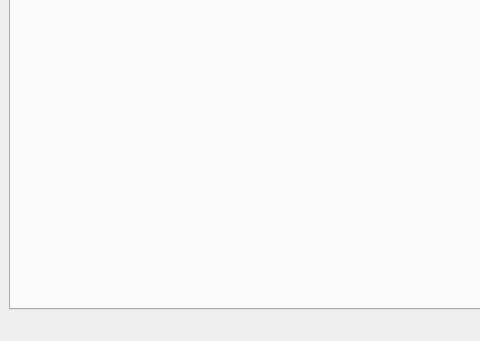
Before: the Qt Designer form iCyberSecurity-master/iCyberSecurity-master/iCyberSecurity/mainwindow.ui in shatfield4/iCyberSecurity, drawn with Qt 5; both pictures show x 0 to 480 and y 319 to 660 of the 916 by 660 pixel window.
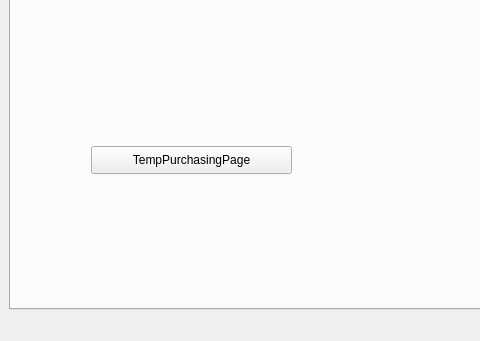
After: the same form once the commit is applied. The open tabs and pages were chosen to show the change.

Commit message:
update 1 for the purchasing page
update the buttons for ok and cancel and the help button

Patch:
```diff
--- a/iCyberSecurity-master/iCyberSecurity-master/iCyberSecurity/mainwindow.ui
+++ b/iCyberSecurity-master/iCyberSecurity-master/iCyberSecurity/mainwindow.ui
@@ -41,6 +41,19 @@
 &lt;p style=&quot; margin-top:0px; margin-bottom:0px; margin-left:0px; margin-right:0px; -qt-block-indent:0; text-indent:0px;&quot;&gt;&lt;span style=&quot; font-family:'MS Shell Dlg 2'; font-size:14pt;&quot;&gt;What is iCyberSecurity?&lt;br /&gt;iCyberSecurity is a global antivirus platform. With over 17 trillion users worldwide, we are the planet's LEADING antivirus experts. Our goal is to eliminate all viruses that can infect any type of system by using our state of the art cyberantibiotics. By ordering our products, we can guarantee the safety and privacy of your systems anytime, anywhere.&lt;/span&gt;&lt;/p&gt;&lt;/body&gt;&lt;/html&gt;</string>
         </property>
        </widget>
+       <widget class="QPushButton" name="pushButton">
+        <property name="geometry">
+         <rect>
+          <x>80</x>
+          <y>430</y>
+          <width>201</width>
+          <height>28</height>
+         </rect>
+        </property>
+        <property name="text">
+         <string>TempPurchasingPage</string>
+        </property>
+       </widget>
       </widget>
       <widget class="QWidget" name="tabBusinessOutcomes">
        <attribute name="title">
```
Left out of the diff: 2 changed lines with no effect on the pictures. The commit also changes 12 other files.
